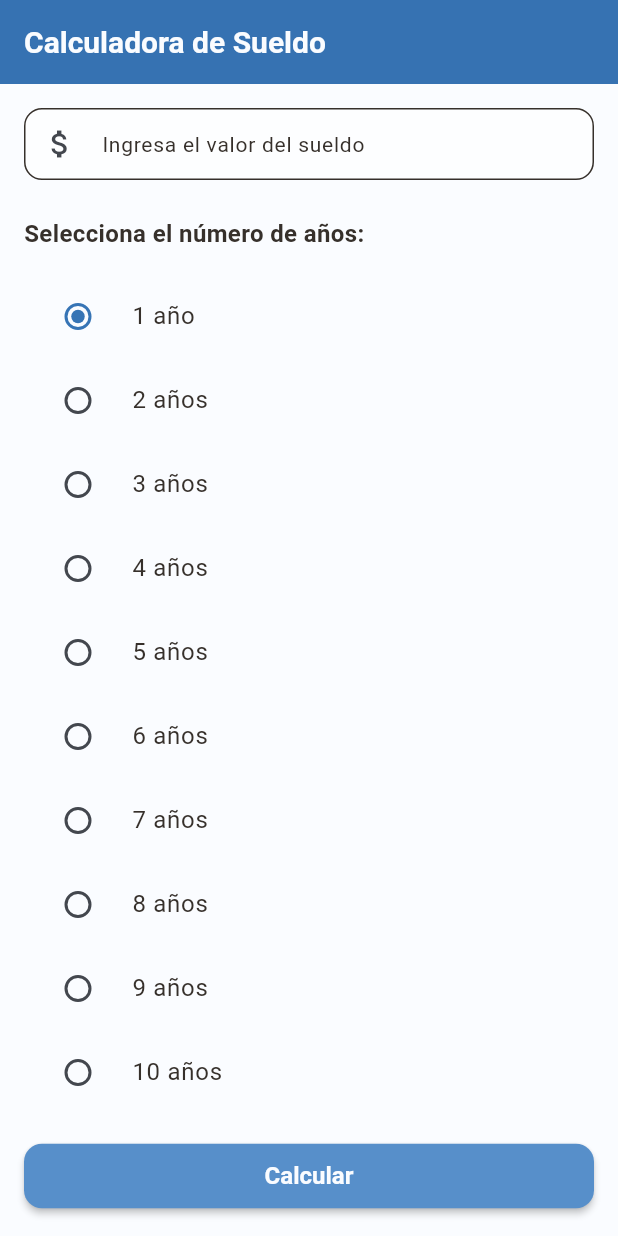
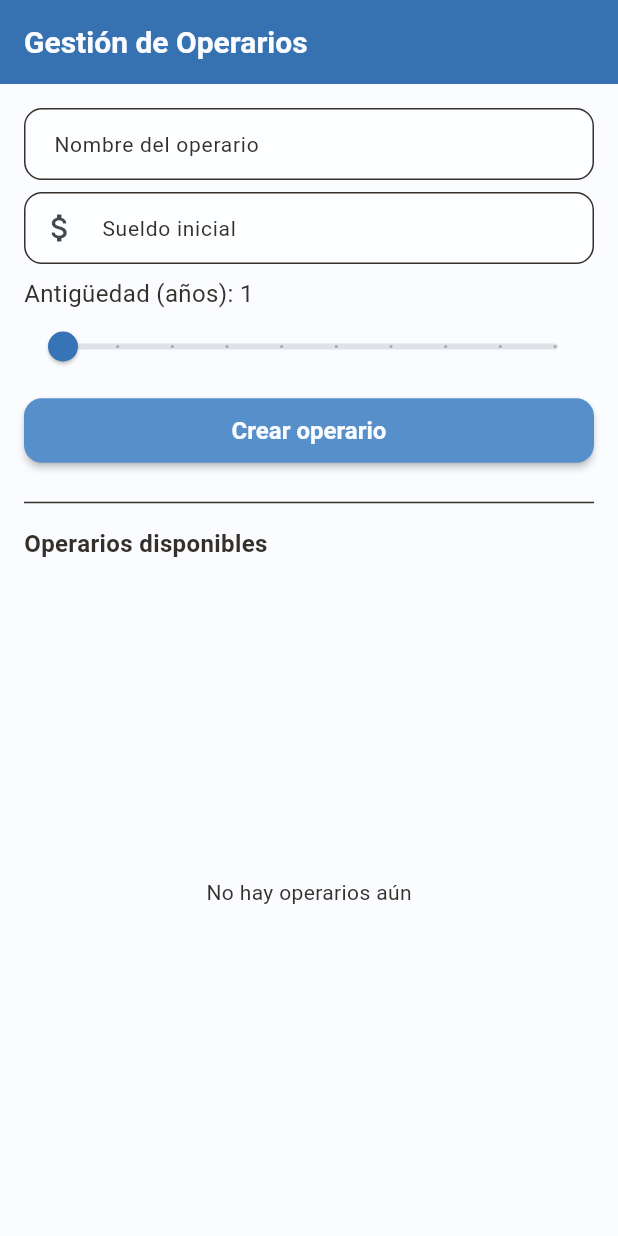
Before and after one commit to devdiagon/Paycheck-Mobile-App, a Flutter app: the screen it shows after launch, on a phone screen of 412 x 824 dp. Run offline on Flutter 3.47's test engine with Material 3 defaults, Android fonts, the phone set to English and light mode, and no system bars.

Commit message:
feat(home): 🎸 Add employee's logic

```diff
--- /dev/null
+++ b/lib/src/domain/entities/aumento_record.dart
@@ -0,0 +1,17 @@
+class AumentoRecord {
+  final double salarioAnterior;
+  final double salarioNuevo;
+  final int antiguedadAnterior;
+  final int antiguedadNueva;
+  final DateTime fecha;
+  final double aumento;
+
+  AumentoRecord({
+    required this.salarioAnterior,
+    required this.salarioNuevo,
+    required this.antiguedadAnterior,
+    required this.antiguedadNueva,
+    required this.fecha,
+    required this.aumento,
+  });
+}
--- a/lib/src/domain/entities/operario.dart
+++ b/lib/src/domain/entities/operario.dart
@@ -1,6 +1,19 @@
+// EN operario.dart - CORREGIR:
+import 'aumento_record.dart';
+
 class Operario {
-  final double sueldo;
-  final int antiguedad;
+  final String id;
+  final String nombre;
 
-  Operario({ required this.sueldo, required this.antiguedad });
+  double sueldo;
+  int antiguedad;
+
+  List<AumentoRecord> historial; // Quitar 'final'
+
+  Operario({
+    required this.id,
+    required this.nombre,
+    required this.sueldo,
+    required this.antiguedad,
+  }) : historial = []; // Inicializar correctamente
 }
--- a/lib/src/domain/entities/resultado_operario.dart
+++ b/lib/src/domain/entities/resultado_operario.dart
@@ -2,5 +2,6 @@ class ResultadoOperario {
   final double aumento;
   final double sueldoFinal;
 
+
   ResultadoOperario({ required this.aumento, required this.sueldoFinal});
 }
--- a/lib/src/domain/usecases/calcular_aumento.dart
+++ b/lib/src/domain/usecases/calcular_aumento.dart
@@ -1,7 +1,6 @@
 import '../entities/operario.dart';
 import '../entities/resultado_operario.dart';
 
-// Lógica de programación
 
 class CalcularAumento{
   ResultadoOperario ejecutar(Operario op){
@@ -13,8 +12,8 @@ class CalcularAumento{
         aumento = op.sueldo * 0.05;
       }
     }
+    final sueldoFinal = op.sueldo + aumento;
 
-    final sueldoFinal = op.sueldo + aumento;
 
     return ResultadoOperario(aumento: aumento, sueldoFinal: sueldoFinal);
   }
--- a/lib/src/presentation/routes/app_routes.dart
+++ b/lib/src/presentation/routes/app_routes.dart
@@ -1,17 +1,26 @@
 import 'package:flutter/material.dart';
 import '../view/home_page.dart';
 import '../view/resultado_page.dart';
+import '../view/operario_detail_page.dart';
 import '../../domain/entities/resultado_operario.dart';
+
 
 class AppRoutes {
   static const home = '/';
   static const resultado = '/resultado';
+  static const operarioDetail = '/operario';
+
 
   static Map<String,WidgetBuilder> routes = {
-    home: (_) =>  HomePage(),
+    home: (_) => HomePage(),
     resultado: (context) {
       final resultado = ModalRoute.of(context)!.settings.arguments as ResultadoOperario;
       return ResultadoPage(resultado: resultado);
     },
+    operarioDetail: (context) {
+// Espera recibir como argumento el id del operario (String)
+      final id = ModalRoute.of(context)!.settings.arguments as String;
+      return OperarioDetailPage(operarioId: id);
+    }
   };
 }
--- a/lib/src/presentation/view/home_page.dart
+++ b/lib/src/presentation/view/home_page.dart
@@ -1,10 +1,6 @@
 import 'package:flutter/material.dart';
-import 'package:modelview/src/domain/entities/operario.dart';
-import 'package:modelview/src/domain/entities/resultado_operario.dart';
-import 'package:modelview/src/domain/usecases/calcular_aumento.dart';
-import 'package:modelview/src/presentation/widgets/error_mesage.dart';
 import 'package:provider/provider.dart';
-
+import '../../domain/entities/operario.dart' as ent;
 import '../viewmodels/operario_viewmodel.dart';
 import '../routes/app_routes.dart';
 
@@ -16,101 +12,115 @@ class HomePage extends StatefulWidget {
 }
 
 class _HomePageState extends State<HomePage> {
+  final TextEditingController _nombreController = TextEditingController();
   final TextEditingController _sueldoController = TextEditingController();
-  int? _selectedYear = 1;
+  int _selectedYear = 1;
   String _errMsg = "";
 
-  void _calcular() {
+  void _crearOperario(BuildContext context) {
     setState(() {
       _errMsg = "";
     });
+
+    final nombre = _nombreController.text.trim();
     final sueldo = double.tryParse(_sueldoController.text);
 
+    if (nombre.isEmpty) {
+      setState(() => _errMsg = 'Ingrese el nombre del operario');
+      return;
+    }
     if (sueldo == null) {
-      setState(() {
-        _errMsg = "Ingrese solo números válidos";
-      });
+      setState(() => _errMsg = 'Ingrese un sueldo válido');
       return;
     }
 
-    final operario = Operario(
-      sueldo: sueldo!,
-      antiguedad: _selectedYear!,
-    );
+    final vm = Provider.of<OperarioViewModel>(context, listen: false);
+    final op = vm.crearOperario(nombre: nombre, sueldo: sueldo, antiguedad: _selectedYear);
 
-    final calculadora = CalcularAumento();
-    final ResultadoOperario resultado = calculadora.ejecutar(operario);
+    // Limpiar formulario
+    _nombreController.clear();
+    _sueldoController.clear();
+    setState(() { _selectedYear = 1; });
 
-    Navigator.pushNamed(context, AppRoutes.resultado, arguments: resultado,);
+    // Ir a la página de detalle del operario creado
+    Navigator.pushNamed(context, AppRoutes.operarioDetail, arguments: op.id);
   }
 
   @override
   Widget build(BuildContext context) {
+    final vm = Provider.of<OperarioViewModel>(context);
+
     return Scaffold(
-      appBar: AppBar(
-        title: const Text('Calculadora de Sueldo'),
-      ),
+      appBar: AppBar(title: const Text('Gestión de Operarios')),
       body: Padding(
         padding: const EdgeInsets.all(16.0),
         child: Column(
           crossAxisAlignment: CrossAxisAlignment.start,
           children: [
-            // Campo para ingresar el sueldo
+            // Formulario crear operario
+            TextField(
+              controller: _nombreController,
+              decoration: const InputDecoration(labelText: 'Nombre del operario', border: OutlineInputBorder()),
+            ),
+            const SizedBox(height: 8),
             TextField(
               controller: _sueldoController,
-              decoration: const InputDecoration(
-                labelText: 'Ingresa el valor del sueldo',
-                hintText: 'Ej: 1500.00',
-                border: OutlineInputBorder(),
-                prefixIcon: Icon(Icons.attach_money),
-              ),
+              decoration: const InputDecoration(labelText: 'Sueldo inicial', border: OutlineInputBorder(), prefixIcon: Icon(Icons.attach_money)),
               keyboardType: TextInputType.number,
             ),
+            const SizedBox(height: 8),
+            Column(
+              crossAxisAlignment: CrossAxisAlignment.start,
+              children: [
+                Text(
+                  'Antigüedad (años): $_selectedYear',
+                  style: const TextStyle(fontSize: 16),
+                ),
+                Slider(
+                  value: _selectedYear.toDouble(),
+                  min: 1,
+                  max: 10,
+                  divisions: 9,
+                  label: '$_selectedYear',
+                  onChanged: (value) {
+                    setState(() {
+                      _selectedYear = value.toInt();
+                    });
+                  },
+                ),
+              ],
+            ),
 
-            const SizedBox(height: 24),
+            const SizedBox(height: 8),
+            if (_errMsg.isNotEmpty) Text(_errMsg, style: const TextStyle(color: Colors.red)),
 
-            ErrorMessage(errorText: _errMsg,),
-
-            // Título para los radio buttons
-            const Text(
-              'Selecciona el número de años:',
-              style: TextStyle(
-                fontSize: 16,
-                fontWeight: FontWeight.bold,
-              ),
+            SizedBox(
+              width: double.infinity,
+              child: ElevatedButton(onPressed: () => _crearOperario(context), child: const Text('Crear operario')),
             ),
 
             const SizedBox(height: 16),
+            const Divider(),
+            const SizedBox(height: 8),
+            const Text('Operarios disponibles', style: TextStyle(fontSize: 16, fontWeight: FontWeight.bold)),
+            const SizedBox(height: 8),
 
-            // Radio buttons para los años (1-10)
+            // Lista de operarios
             Expanded(
-              child: ListView.builder(
-                itemCount: 10,
+              child: vm.operarios.isEmpty
+                  ? const Center(child: Text('No hay operarios aún'))
+                  : ListView.builder(
+                itemCount: vm.operarios.length,
                 itemBuilder: (context, index) {
-                  final year = index + 1;
-                  return RadioListTile<int>(
-                    title: Text('$year año${year > 1 ? 's' : ''}'),
-                    value: year,
-                    groupValue: _selectedYear,
-                    onChanged: (value) {
-                      setState(() {
-                        _selectedYear = value;
-                      });
-                    },
+                  final op = vm.operarios[index];
+                  final inicial = (op.nombre.isNotEmpty) ? op.nombre[0].toUpperCase() : '?';
+                  return ListTile(
+                    leading: CircleAvatar(child: Text(inicial)),
+                    title: Text(op.nombre),
+                    subtitle: Text('Sueldo: \$${op.sueldo.toStringAsFixed(2)} • Antigüedad: ${op.antiguedad} años'),
+                    onTap: () => Navigator.pushNamed(context, AppRoutes.operarioDetail, arguments: op.id),
                   );
                 },
-              ),
-            ),
-
-            const SizedBox(height: 20),
-
-            // Botón para calcular
-            SizedBox(
-              width: double.infinity,
-              child: ElevatedButton(
-                onPressed: _calcular,
-
-                child: const Text('Calcular'),
               ),
             ),
           ],
--- a/lib/src/presentation/viewmodels/operario_viewmodel.dart
+++ b/lib/src/presentation/viewmodels/operario_viewmodel.dart
@@ -1,19 +1,129 @@
+// EN operario_viewmodel.dart - ACTUALIZADO:
 import 'package:flutter/material.dart';
 import '../../domain/entities/operario.dart';
+import '../../domain/entities/aumento_record.dart';
 import '../../domain/entities/resultado_operario.dart';
 import '../../domain/usecases/calcular_aumento.dart';
 
 class OperarioViewModel extends ChangeNotifier {
-  final CalcularAumento _useCase;
+  final List<Operario> _operarios = [];
+  final CalcularAumento calcularAumento;
 
-  OperarioViewModel(this._useCase);
+  OperarioViewModel(this.calcularAumento);
 
-  ResultadoOperario? resultado;
+  List<Operario> get operarios => List.unmodifiable(_operarios);
 
-  ResultadoOperario calcular(double sueldo, int antiguedad) {
-    final op = Operario(sueldo: sueldo, antiguedad: antiguedad);
-    resultado = _useCase.ejecutar(op);
+  Operario? getById(String id) {
+    for (var o in _operarios) {
+      if (o.id == id) return o;
+    }
+    return null;
+  }
+
+  /// Crear operario con primer registro de aumento
+  Operario crearOperario({
+    required String nombre,
+    required double sueldo,
+    required int antiguedad,
+  }) {
+    final id = DateTime.now().microsecondsSinceEpoch.toString();
+    final op = Operario(
+      id: id,
+      nombre: nombre,
+      sueldo: sueldo,
+      antiguedad: antiguedad,
+    );
+
+    // Crear primer registro de aumento (sueldo inicial)
+    final primerRegistro = AumentoRecord(
+      salarioAnterior: 0.0, // No tenía sueldo anterior
+      salarioNuevo: sueldo,
+      antiguedadAnterior: 0, // No tenía antigüedad anterior
+      antiguedadNueva: antiguedad,
+      fecha: DateTime.now(),
+      aumento: sueldo, // El aumento es el sueldo completo (de 0 a sueldo)
+    );
+
+    op.historial.add(primerRegistro);
+    _operarios.add(op);
     notifyListeners();
-    return resultado!;
+    return op;
+  }
+
+  /// Registrar aumento manualmente calculando el aumento real
+  AumentoRecord registrarAumento(
+      String operarioId, {
+        required double nuevoSueldo,
+        required int nuevaAntiguedad,
+      }) {
+    final op = getById(operarioId);
+    if (op == null) throw Exception('Operario no encontrado');
+
+    // Calcular el aumento según las reglas de negocio
+    final resultadoAumento = calcularAumento.ejecutar(op);
+    final aumentoCalculado = resultadoAumento.aumento;
+
+    // El aumento real es la diferencia entre el nuevo sueldo y el actual
+    final aumentoReal = nuevoSueldo - op.sueldo;
+
+    final record = AumentoRecord(
+      salarioAnterior: op.sueldo,
+      salarioNuevo: nuevoSueldo,
+      antiguedadAnterior: op.antiguedad,
+      antiguedadNueva: nuevaAntiguedad,
+      fecha: DateTime.now(),
+      aumento: aumentoReal, // Usar el aumento real calculado
+    );
+
+    // Guardar historial
+    op.historial.add(record);
+
+    // Actualizar valores del operario
+    op.sueldo = nuevoSueldo;
+    op.antiguedad = nuevaAntiguedad;
+
+    notifyListeners();
+    return record;
+  }
+
+  /// Método alternativo que aplica el aumento calculado automáticamente
+  AumentoRecord aplicarAumentoCalculado(
+      String operarioId, {
+        int? nuevaAntiguedad,
+      }) {
+    final op = getById(operarioId);
+    if (op == null) throw Exception('Operario no encontrado');
+
+    // Calcular el aumento usando el use case
+    final resultado = calcularAumento.ejecutar(op);
+
+    final nuevoSueldo = op.sueldo + resultado.aumento;
+    final antiguedadFinal = nuevaAntiguedad ?? op.antiguedad;
+
+    final record = AumentoRecord(
+      salarioAnterior: op.sueldo,
+      salarioNuevo: nuevoSueldo,
+      antiguedadAnterior: op.antiguedad,
+      antiguedadNueva: antiguedadFinal,
+      fecha: DateTime.now(),
+      aumento: resultado.aumento, // Usar el aumento calculado
+    );
+
+    // Guardar historial
+    op.historial.add(record);
+
+    // Actualizar valores del operario
+    op.sueldo = nuevoSueldo;
+    op.antiguedad = antiguedadFinal;
+
+    notifyListeners();
+    return record;
+  }
+
+  // Método para solo calcular aumento sin aplicarlo
+  ResultadoOperario calcularAumentoOperario(String operarioId) {
+    final op = getById(operarioId);
+    if (op == null) throw Exception('Operario no encontrado');
+    return calcularAumento.ejecutar(op);
   }
 }
```
Also changed, not shown: lib/src/presentation/view/operario_detail_page.dart (added, +209 -0 lines), lib/src/presentation/view/resultado_page.dart (+5 -3 lines).
